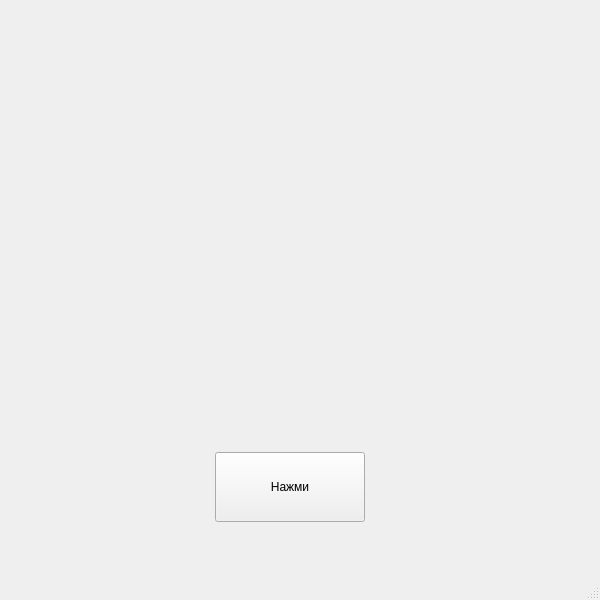
This is Ui.ui in sxaixay/yellowcircles as Qt 5 draws it before an edit. The edited form follows.
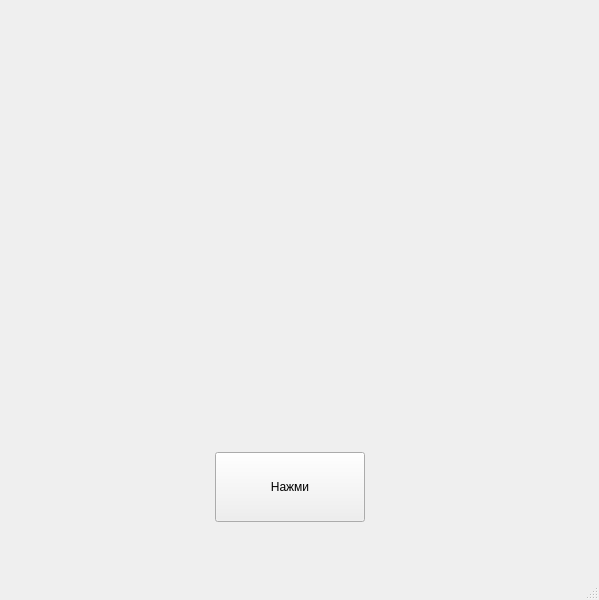
This is the edited form.

What changed in the file:
```diff
--- a/Ui.ui
+++ b/Ui.ui
@@ -6,7 +6,7 @@
    <rect>
     <x>0</x>
     <y>0</y>
-    <width>600</width>
+    <width>599</width>
     <height>600</height>
    </rect>
   </property>
```
